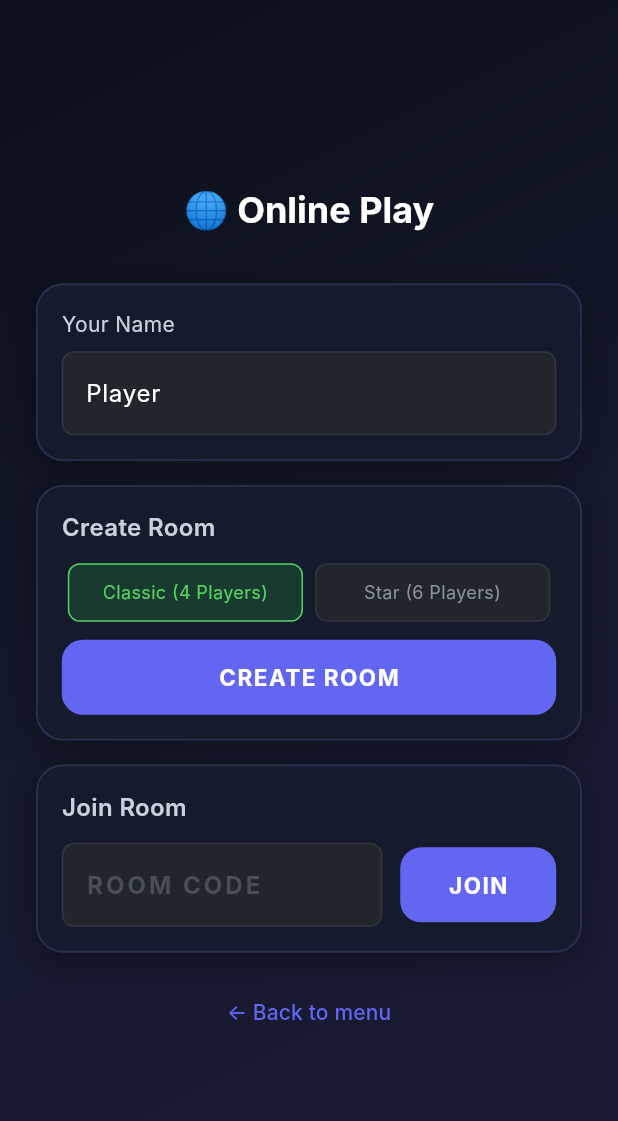
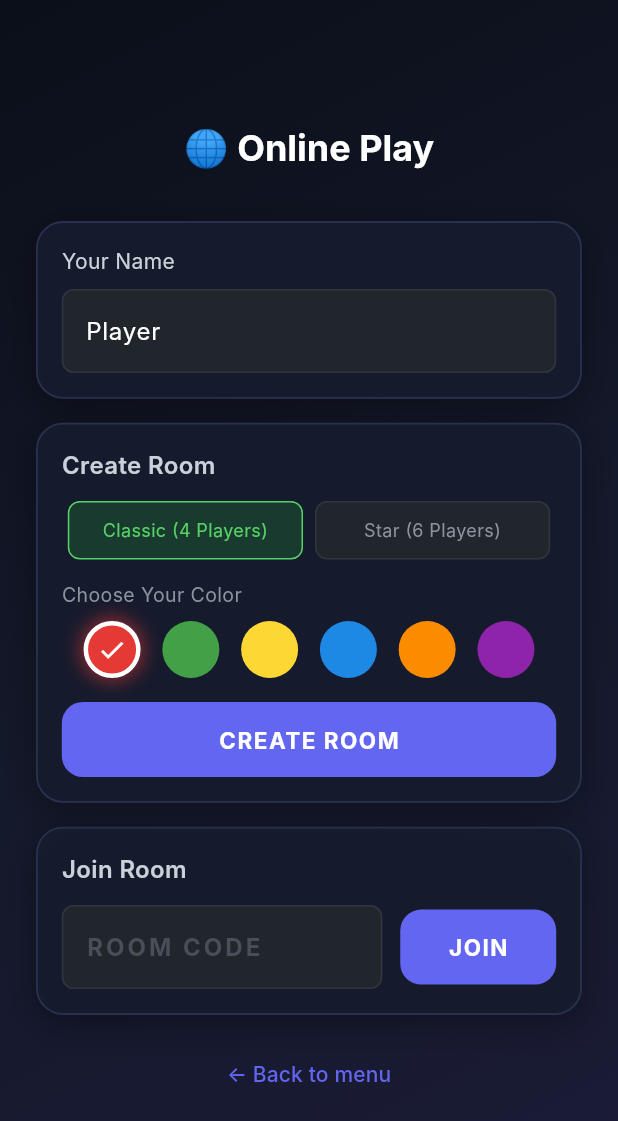
Before and after one commit to iamsouviki/myludogame, a Flutter app: the LobbyScreen screen opened directly, on a phone screen of 412 x 824 dp. Shown: the top 1121 px of the screen. Run offline on Flutter 3.47's test engine with Material 3 defaults, Android fonts, the phone set to English and light mode, and no system bars; our stand-ins replace firebase_core, firebase_database; accounts and stored records are empty; Roboto replaces fonts that are missing (Inter).

Commit message:
feat: add color picker in online room creation and restrict dice roll to assigned player turn

```diff
--- a/lib/ui/screens/lobby_screen.dart
+++ b/lib/ui/screens/lobby_screen.dart
@@ -20,6 +20,7 @@ class _LobbyScreenState extends State<LobbyScreen> {
   final _nameController = TextEditingController(text: 'Player');
   final _codeController = TextEditingController();
   BoardType _boardType = BoardType.classic4;
+  PlayerColor _selectedColor = PlayerColor.red;
   RoomData? _room;
   bool _isLoading = false;
 
@@ -40,7 +41,10 @@ class _LobbyScreenState extends State<LobbyScreen> {
           Navigator.pushReplacement(
             context,
             MaterialPageRoute(
-              builder: (_) => GameScreen(service: gameService),
+              builder: (_) => GameScreen(
+                service: gameService,
+                localPlayerId: _onlineService.localPlayerId,
+              ),
             ),
           );
         }
@@ -63,6 +67,7 @@ class _LobbyScreenState extends State<LobbyScreen> {
           ? 'Player'
           : _nameController.text.trim(),
       boardType: _boardType,
+      preferredColor: _selectedColor,
     );
     setState(() => _isLoading = false);
   }
@@ -219,7 +224,49 @@ class _LobbyScreenState extends State<LobbyScreen> {
                         );
                       }).toList(),
                     ),
-                    const SizedBox(height: 12),
+                    const SizedBox(height: 14),
+                    const Text(
+                      'Choose Your Color',
+                      style: TextStyle(color: Color(0xFF8B949E), fontSize: 13),
+                    ),
+                    const SizedBox(height: 8),
+                    Row(
+                      mainAxisAlignment: MainAxisAlignment.spaceEvenly,
+                      children: PlayerColor.values.map((color) {
+                        final selected = _selectedColor == color;
+                        return GestureDetector(
+                          onTap: () => setState(() => _selectedColor = color),
+                          child: AnimatedContainer(
+                            duration: const Duration(milliseconds: 200),
+                            width: 38,
+                            height: 38,
+                            decoration: BoxDecoration(
+                              color: color.color,
+                              shape: BoxShape.circle,
+                              border: Border.all(
+                                color: selected
+                                    ? Colors.white
+                                    : Colors.transparent,
+                                width: 3,
+                              ),
+                              boxShadow: selected
+                                  ? [
+                                      BoxShadow(
+                                        color: color.color.withValues(alpha: 0.6),
+                                        blurRadius: 10,
+                                        spreadRadius: 2,
+                                      )
+                                    ]
+                                  : [],
+                            ),
+                            child: selected
+                                ? const Icon(Icons.check, color: Colors.white, size: 20)
+                                : null,
+                          ),
+                        );
+                      }).toList(),
+                    ),
+                    const SizedBox(height: 16),
                     SizedBox(
                       width: double.infinity,
                       child: ElevatedButton(
```
Also changed, not shown: lib/services/online_service.dart (+12 -6 lines), lib/ui/screens/game_screen.dart (+7 -2 lines).
